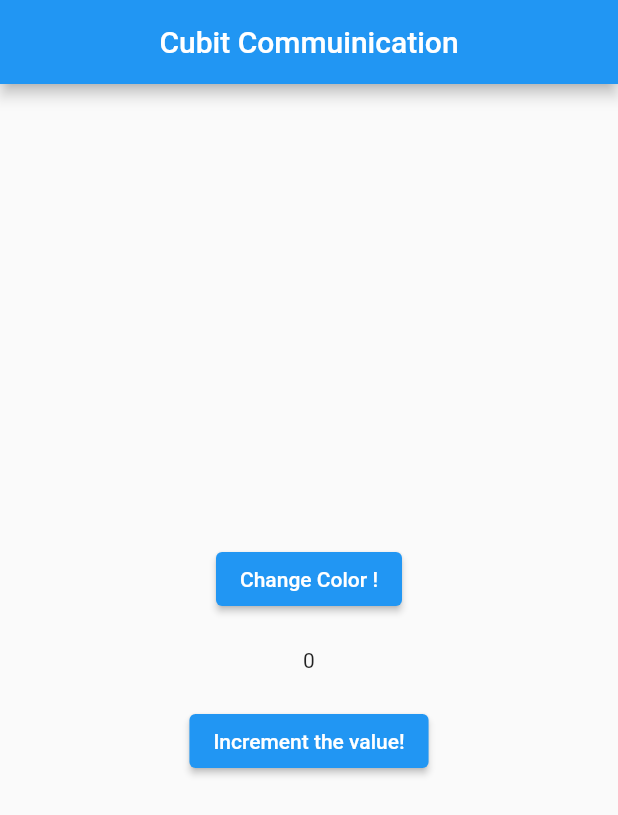
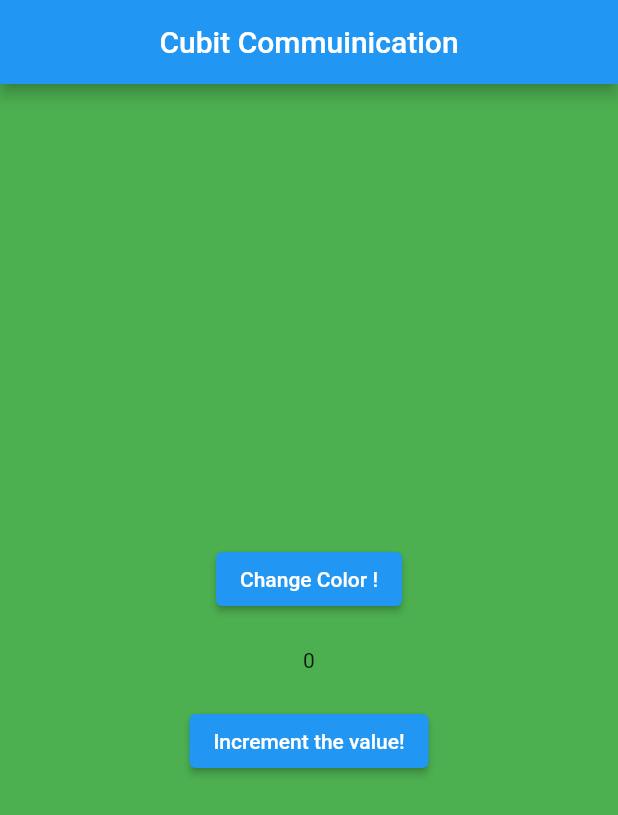
Before and after one commit to TahaAhvazi/flutter-cubit-connection, a Flutter app: the screen it shows after launch, after a tap on "Change Color !", on a phone screen of 412 x 824 dp. Shown: the top 815 px of the screen. Run offline on Flutter 3.47's test engine with Material 2 defaults, Android fonts, the phone set to English and light mode, and no system bars; our stand-ins replace bloc, equatable, flutter_bloc.

Commit message:
Add the cubits to presentation layer

```diff
--- a/lib/cubits/counter/counter_cubit.dart
+++ b/lib/cubits/counter/counter_cubit.dart
@@ -13,7 +13,6 @@ class CounterCubit extends Cubit<CounterState> {
   late final StreamSubscription colorStreamSubscription;
   CounterCubit({
     required this.colorCubit,
-    required this.colorStreamSubscription,
   }) : super(CounterState.initial()) {
     colorStreamSubscription = colorCubit.stream.listen((ColorState colorState) {
       if (colorState.color == Colors.red) {
@@ -21,7 +20,7 @@ class CounterCubit extends Cubit<CounterState> {
       } else if (colorState.color == Colors.green) {
         incrementSize = 10;
       } else if (colorState.color == Colors.black) {
-        incrementSize = -100;
+        emit(state.copyWith(counter: state.counter - 100));
       } else if (colorState.color == Colors.blue) {
         incrementSize = 100;
       }
--- a/lib/main.dart
+++ b/lib/main.dart
@@ -1,4 +1,7 @@
+import 'package:cubit_connect/cubits/color/color_cubit.dart';
+import 'package:cubit_connect/cubits/counter/counter_cubit.dart';
 import 'package:flutter/material.dart';
+import 'package:flutter_bloc/flutter_bloc.dart';
 
 void main() {
   runApp(const MyApp());
@@ -10,7 +13,18 @@ class MyApp extends StatelessWidget {
   // This widget is the root of your application.
   @override
   Widget build(BuildContext context) {
-    return MaterialApp(
+    return MultiBlocProvider(
+      providers: [
+        BlocProvider<ColorCubit>(
+          create: (context) => ColorCubit(),
+        ),
+        BlocProvider<CounterCubit>(
+          create: (context) => CounterCubit(
+            colorCubit: context.read<ColorCubit>(),
+          ),
+        )
+      ],
+      child: MaterialApp(
         title: 'Flutter Demo',
         theme: ThemeData(
           // This is the theme of your application.
@@ -25,6 +39,7 @@ class MyApp extends StatelessWidget {
           primarySwatch: Colors.blue,
         ),
         home: const MyHomePage(),
+      ),
     );
   }
 }
@@ -35,6 +50,7 @@ class MyHomePage extends StatelessWidget {
   @override
   Widget build(BuildContext context) {
     return Scaffold(
+      backgroundColor: context.watch<ColorCubit>().state.color,
       appBar: AppBar(
         title: const Text("Cubit Commuinication"),
         centerTitle: true,
@@ -44,19 +60,27 @@ class MyHomePage extends StatelessWidget {
           mainAxisAlignment: MainAxisAlignment.center,
           children: [
             ElevatedButton(
-              onPressed: () {},
+              onPressed: () {
+                context.read<ColorCubit>().ChangeColor();
+              },
               child: const Text("Change Color !"),
             ),
             const SizedBox(
               height: 22.0,
             ),
-            const Text('0'),
+            Text(
+              '${context.watch<CounterCubit>().state.counter}',
+            ),
             const SizedBox(
               height: 22.0,
             ),
             ElevatedButton(
-              onPressed: () {},
-              child: const Text("Increment the value!"),
+              onPressed: () {
+                context.read<CounterCubit>().changeCounter();
+              },
+              child: Text(
+                "Increment the value!",
+              ),
             ),
           ],
         ),
```
Lines whose indentation alone changed are shown as unchanged.
